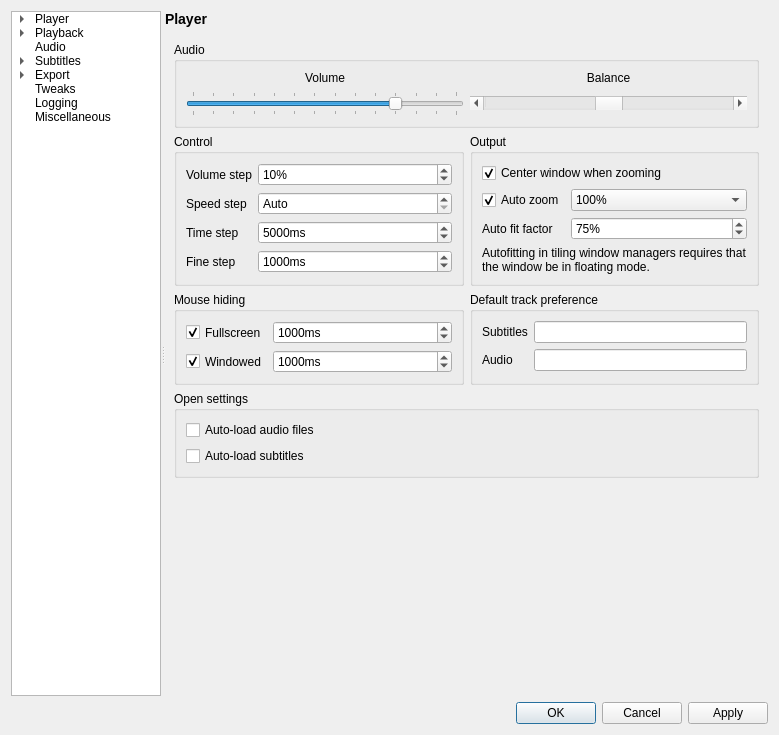
The window that settingswindow.ui (mpc-qt/mpc-qt) describes before a commit, drawn with Qt 5.
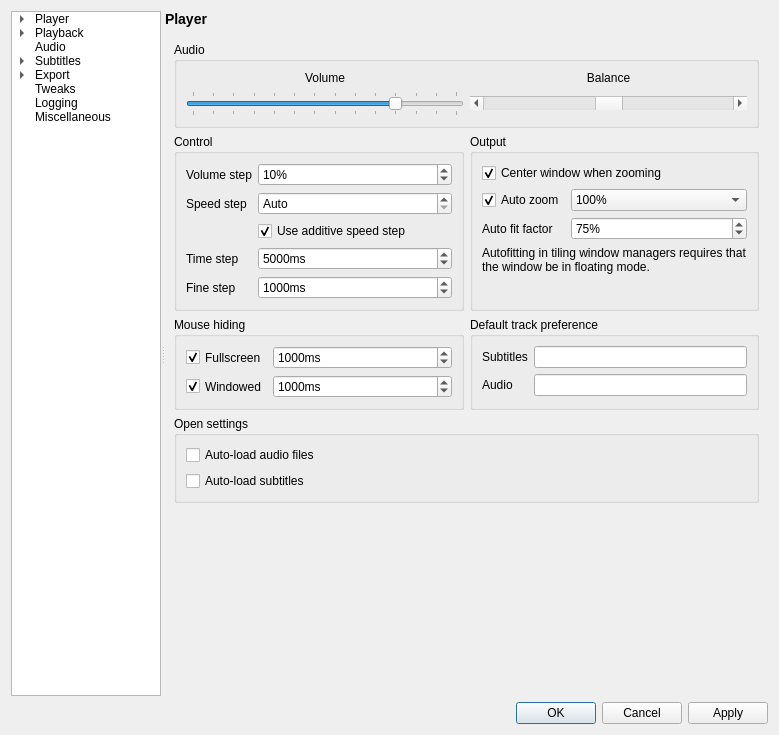
The same window after the commit. The open tabs and pages were chosen to show the change.

Commit message:
settingswindow,manager: implement additive speed step
Fixes #240.

```diff
--- a/settingswindow.ui
+++ b/settingswindow.ui
@@ -862,21 +862,21 @@
                 </property>
                </widget>
               </item>
-              <item row="2" column="0">
+              <item row="3" column="0">
                <widget class="QLabel" name="playbackTimeStepLabel">
                 <property name="text">
                  <string>Time step</string>
                 </property>
                </widget>
               </item>
-              <item row="3" column="0">
+              <item row="4" column="0">
                <widget class="QLabel" name="playbackFineStepLabel">
                 <property name="text">
                  <string>Fine step</string>
                 </property>
                </widget>
               </item>
-              <item row="2" column="1">
+              <item row="3" column="1">
                <widget class="QSpinBox" name="playbackTimeStep">
                 <property name="suffix">
                  <string notr="true">ms</string>
@@ -892,7 +892,7 @@
                 </property>
                </widget>
               </item>
-              <item row="3" column="1">
+              <item row="4" column="1">
                <widget class="QSpinBox" name="playbackFineStep">
                 <property name="suffix">
                  <string notr="true">ms</string>
@@ -908,6 +908,16 @@
                 </property>
                </widget>
               </item>
+              <item row="2" column="1">
+               <widget class="QCheckBox" name="playbackSpeedStepAdditive">
+                <property name="text">
+                 <string>Use additive speed step</string>
+                </property>
+                <property name="checked">
+                 <bool>true</bool>
+                </property>
+               </widget>
+              </item>
              </layout>
             </widget>
            </item>
```
Left out of the diff: 6 changed lines with no effect on the pictures. The commit also changes 5 other files.
